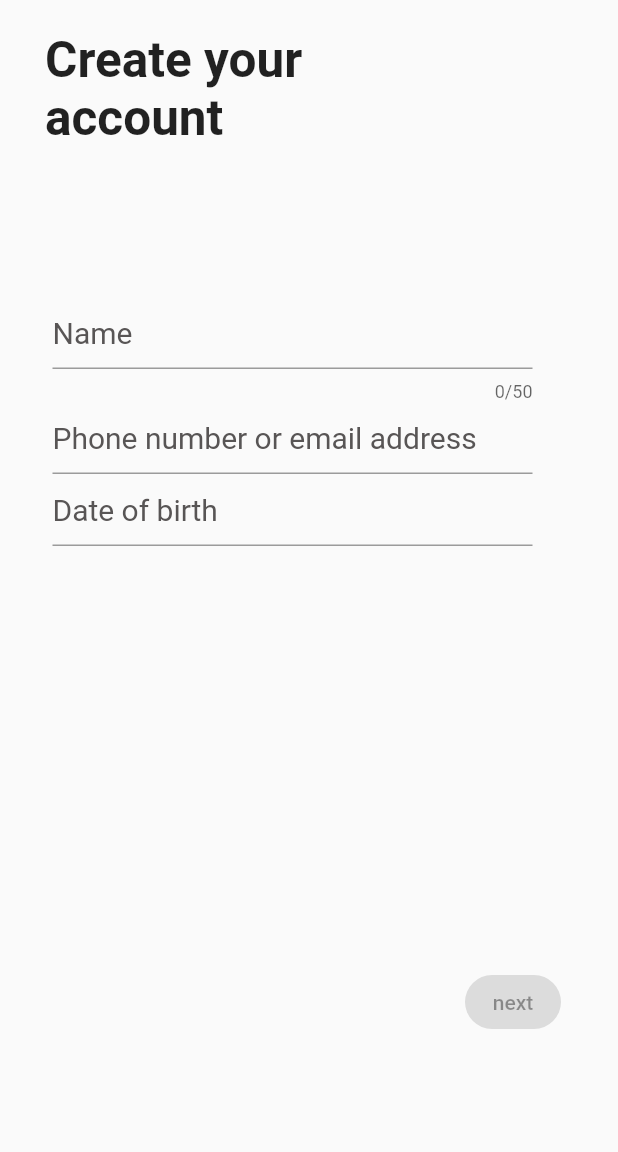
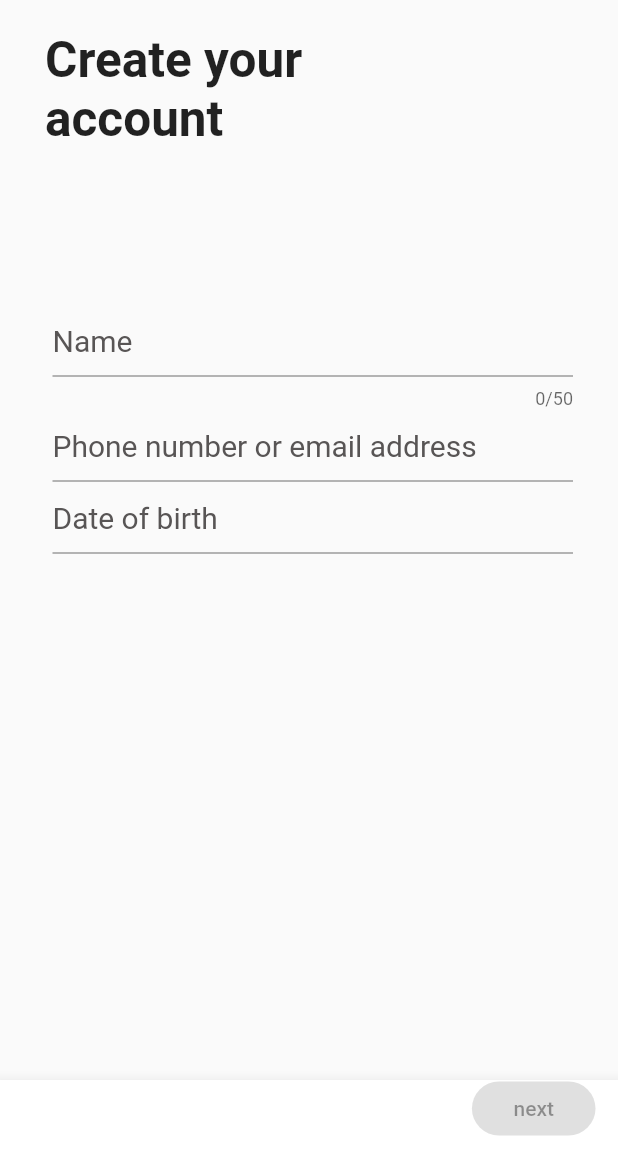
Before and after one commit to Twitter-CUFE-CCEC-2023/twitter_flutter, a Flutter app: the screen it shows after launch, on a phone screen of 412 x 824 dp, the part 84-1236 px from its top. Run offline on Flutter 3.47's test engine with Material 2 defaults, Android fonts, the phone set to English and light mode, and no system bars; our stand-ins replace auto_size_text, device_preview, flutter_datetime_picker.

Commit message:
Create Account (Missing verification)

```diff
--- a/lib/screens/CreateAccount1.dart
+++ b/lib/screens/CreateAccount1.dart
@@ -1,4 +1,4 @@
-// ignore_for_file: prefer_const_constructors
+// ignore_for_file: prefer_const_constructors, file_names, non_constant_identifier_names
 import 'package:flutter/material.dart';
 import 'package:flutter_datetime_picker/flutter_datetime_picker.dart';
 
@@ -12,7 +12,8 @@ class CreateAccount1 extends StatefulWidget {
 
 class _CreateAccount1State extends State<CreateAccount1> {
   late TextEditingController _namefield, _emailfield, _datefield;
-  bool NextActive = false;
+  bool nextActive = false;
+  bool validEmail = false;
 
   @override
   void initState() {
@@ -21,23 +22,40 @@ class _CreateAccount1State extends State<CreateAccount1> {
     _emailfield = TextEditingController();
     _datefield = TextEditingController();
     _emailfield.addListener(() {
+      validEmail = ValidateEmail();
       setState(() {
-        this.NextActive = DisableButton();
+        nextActive = DisableButton();
       });
     });
     _datefield.addListener(() {
       setState(() {
-        this.NextActive = DisableButton();
+        nextActive = DisableButton();
       });
     });
     _namefield.addListener(() {
       setState(() {
-        this.NextActive = DisableButton();
+        nextActive = DisableButton();
       });
     });
   }
 
-  @override
+  bool ValidateEmail() {
+    String p = _emailfield.text;
+    RegExp regExp = new RegExp(
+        r"^[a-zA-Z0-9.a-zA-Z0-9.!#$%&'*+-/=?^_`{|}~]+@[a-zA-Z0-9]+\.[a-zA-Z]+");
+    return regExp.hasMatch(p);
+  }
+
+  String validateEmail(String value) {
+    String pattern =
+        r'^(([^<>()[\]\\.,;:\s@\"]+(\.[^<>()[\]\\.,;:\s@\"]+)*)|(\".+\"))@((\[[0-9]{1,3}\.[0-9]{1,3}\.[0-9]{1,3}\.[0-9]{1,3}\])|(([a-zA-Z\-0-9]+\.)+[a-zA-Z]{2,}))$';
+    RegExp regex = new RegExp(pattern);
+    if (!regex.hasMatch(value))
+      return 'Enter Valid Email';
+    else
+      return value;
+  }
+
   bool DisableButton() {
     if (_namefield.text.isEmpty ||
         _emailfield.text.isEmpty ||
@@ -58,6 +76,22 @@ class _CreateAccount1State extends State<CreateAccount1> {
 
   @override
   Widget build(BuildContext context) {
+    double screenHeight = MediaQuery.of(context).size.height;
+    double topGap = 1;
+    double nextButtomSize = 0.8;
+    String CreateAccountStr = "Create your \naccount";
+    return OrientationBuilder(builder: (context, orientation) {
+      print(MediaQuery.of(context).size.height); //782
+
+      if (orientation == Orientation.portrait) {
+        CreateAccountStr = "Create your \naccount";
+        topGap = 1;
+        nextButtomSize = 0.8;
+      } else {
+        CreateAccountStr = "Create your account";
+        topGap = 0.5;
+        nextButtomSize = 0.88;
+      }
       return Container(
         color: Colors.white,
         child: SafeArea(
@@ -72,28 +106,35 @@ class _CreateAccount1State extends State<CreateAccount1> {
               ),
               backgroundColor: Colors.white,
               elevation: 0,
-            leading: const IconButton(
+              leading: IconButton(
                 icon: Icon(Icons.arrow_back, color: Colors.blue),
-              onPressed: null,
+                onPressed: () {
+                  Navigator.pop(context);
+                },
               ),
             ),
-          body: Column(
+            body: SingleChildScrollView(
+              reverse: true,
+              child: Column(
                 mainAxisAlignment: MainAxisAlignment.start,
                 crossAxisAlignment: CrossAxisAlignment.start,
                 children: <Widget>[
-              const Padding(
-                padding: EdgeInsets.only(left: 30, top: 20),
+                  Padding(
+                    padding: EdgeInsets.only(
+                        left: 30,
+                        top: 0.025 * screenHeight), //left = 30, top = 20
                     child: Text(
-                  "Create your \naccount",
-                  style: TextStyle(fontSize: 33, fontWeight: FontWeight.bold),
+                      CreateAccountStr,
+                      style:
+                          TextStyle(fontSize: 33, fontWeight: FontWeight.bold),
                     ),
                   ),
                   Padding(
-                padding: EdgeInsets.fromLTRB(35, 100, 30, 0),
+                    padding: EdgeInsets.fromLTRB(35,
+                        0.127 * screenHeight * topGap, 30, 0), //35, 100, 30, 0
                     child: SizedBox(
-                    width: 320,
+                        width: MediaQuery.of(context).size.width,
                         child: TextField(
-                      // onChanged: DisableButton(),
                           controller: _namefield,
                           maxLength: 50,
                           decoration: InputDecoration(
@@ -106,8 +147,9 @@ class _CreateAccount1State extends State<CreateAccount1> {
                   Padding(
                     padding: EdgeInsets.fromLTRB(35, 0, 30, 0),
                     child: SizedBox(
-                    width: 320,
-                    child: TextField(
+                        width: MediaQuery.of(context).size.width,
+                        child: TextFormField(
+                          validator: null,
                           controller: _emailfield,
                           decoration: InputDecoration(
                               hintText: "Phone number or email address",
@@ -119,7 +161,7 @@ class _CreateAccount1State extends State<CreateAccount1> {
                   Padding(
                     padding: const EdgeInsets.fromLTRB(35, 0, 30, 0),
                     child: SizedBox(
-                    width: 320,
+                        width: MediaQuery.of(context).size.width,
                         child: TextField(
                           controller: _datefield,
                           readOnly: true,
@@ -140,13 +182,22 @@ class _CreateAccount1State extends State<CreateAccount1> {
                                   color: Color.fromARGB(255, 88, 85, 85))),
                         )),
                   ),
-              Container(
-                margin: const EdgeInsets.fromLTRB(310, 280, 0, 0),
+                  Padding(
+                      padding: EdgeInsets.only(
+                          bottom: MediaQuery.of(context).viewInsets.bottom)),
+                ],
+              ),
+            ),
+            bottomNavigationBar: Transform.translate(
+              offset: Offset(0, -1 * MediaQuery.of(context).viewInsets.bottom),
+              child: BottomAppBar(
+                child: Container(
+                  margin: EdgeInsets.only(
+                      left: MediaQuery.of(context).size.width * nextButtomSize),
                   child: Transform.translate(
-                  offset: Offset(
-                      0.0, -1 * MediaQuery.of(context).viewInsets.bottom),
+                    offset: Offset(-15, -5),
                     child: ElevatedButton(
-                      onPressed: NextActive
+                        onPressed: nextActive
                             ? () {
                                 Navigator.pushNamed(context, '/CreateAccount2',
                                     arguments: {
@@ -158,17 +209,18 @@ class _CreateAccount1State extends State<CreateAccount1> {
                             : null,
                         child: const Text("next"),
                         style: ButtonStyle(
-                          shape:
-                              MaterialStateProperty.all<RoundedRectangleBorder>(
+                            shape: MaterialStateProperty.all<
+                                    RoundedRectangleBorder>(
                                 RoundedRectangleBorder(
                                     borderRadius:
                                         BorderRadius.circular(18.0))))),
                   ),
-              )
-            ],
+                ),
+              ),
             ),
           ),
         ),
       );
+    });
   }
 }
--- a/lib/screens/Settings&Privacy.dart
+++ b/lib/screens/Settings&Privacy.dart
@@ -1,4 +1,4 @@
-// ignore_for_file: non_constant_identifier_names
+// ignore_for_file: non_constant_identifier_names, file_names
 
 import 'package:flutter/material.dart';
 
--- a/lib/screens/YourAccount.dart
+++ b/lib/screens/YourAccount.dart
@@ -1,5 +1,4 @@
-// ignore: file_names
-// ignore_for_file: non_constant_identifier_names
+// ignore_for_file: non_constant_identifier_names, file_names
 
 import 'package:flutter/material.dart';
 
--- a/pubspec.yaml
+++ b/pubspec.yaml
@@ -37,6 +37,7 @@ dependencies:
   bloc: ^8.0.3
   flutter_bloc: ^8.0.1
   flutter_datetime_picker: ^1.5.1
+  auto_size_text: ^3.0.0
 
 dev_dependencies:
   flutter_test:
```
Also changed, not shown: lib/main.dart (+10 -6 lines), lib/screens/CreateAccount2.dart (+111 -21 lines), lib/screens/CreateAccount4.dart (added, +146 -0 lines), pubspec.lock. Lines whose indentation alone changed are shown as unchanged.
